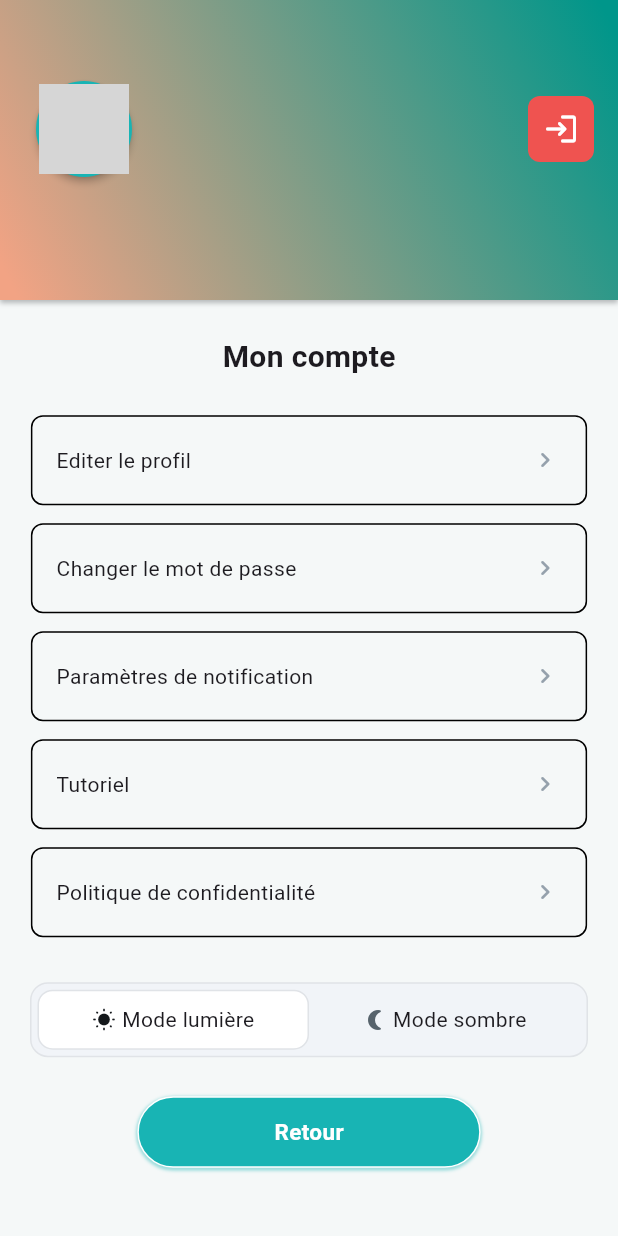
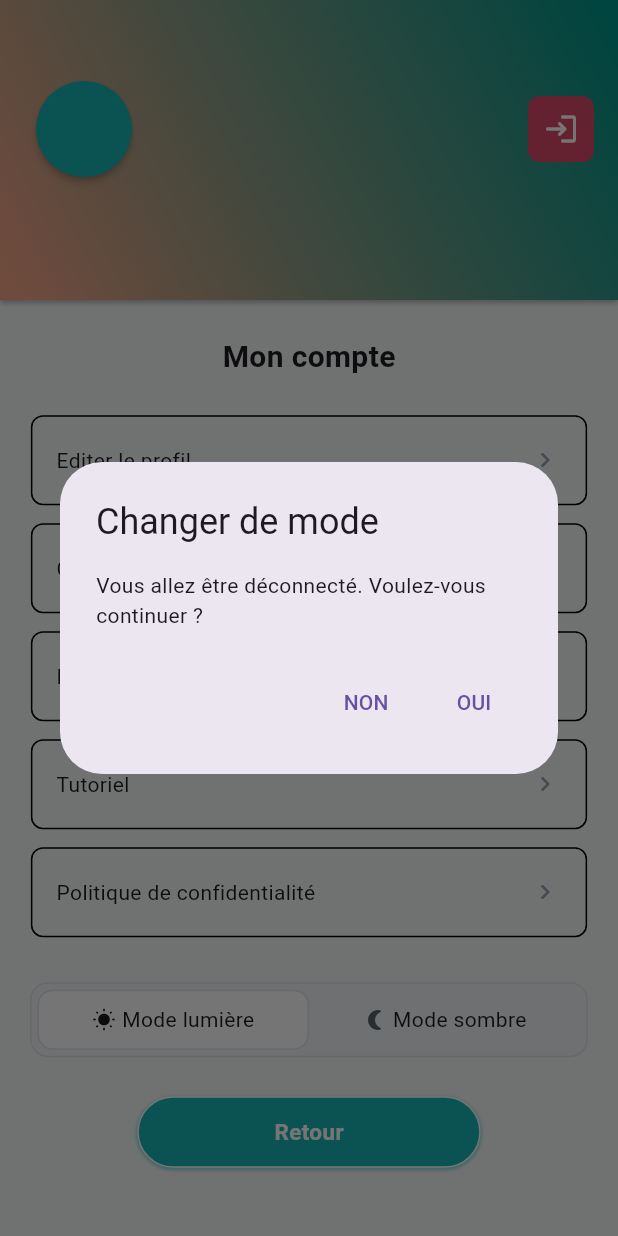
Before and after one commit to YanisVroland/Mobile_MyTechLib, a Flutter app: the SettingsPageWidget screen opened directly with empty values, after a tap on "Mode lumière", on a phone screen of 412 x 824 dp. Run offline on Flutter 3.47's test engine with Material 3 defaults, Android fonts, the phone set to English and light mode, and no system bars; our stand-ins replace auto_size_text, carousel_slider, flutter_screenutil, lottie, shared_preferences, smooth_page_indicator; accounts and stored records are empty; Roboto replaces fonts that are missing (montesserat_semi_bold); grey boxes are pictures that could not be loaded.

Commit message:
Add change theme mode

```diff
--- a/lib/app/theme/app_theme.dart
+++ b/lib/app/theme/app_theme.dart
@@ -1,4 +1,6 @@
 // ignore_for_file: overridden_fields, annotate_overrides
+import 'dart:math';
+
 import 'package:flutter/material.dart';
 import 'package:my_tech_lib/app/theme/color_const.dart';
 import 'package:shared_preferences/shared_preferences.dart';
@@ -9,6 +11,7 @@
 abstract class AppTheme {
   static Future initialize() async =>
       _prefs = await SharedPreferences.getInstance();
+
   static ThemeMode get themeMode {
     final darkMode = _prefs?.getBool(kThemeModeKey);
     return darkMode == null
--- a/lib/main.dart
+++ b/lib/main.dart
@@ -12,7 +12,7 @@
 void main() async {
   WidgetsFlutterBinding.ensureInitialized();
   SystemChrome.setPreferredOrientations([DeviceOrientation.portraitUp]);
-
+  await AppTheme.initialize();
   runApp(MyApp());
 }
 
@@ -43,12 +43,12 @@
           onGenerateRoute: AppRouter.generateRoute,
           theme: ThemeData(
             brightness: Brightness.light,
-            scrollbarTheme: ScrollbarThemeData(),
+            scrollbarTheme: const ScrollbarThemeData(),
             useMaterial3: true,
           ),
           darkTheme: ThemeData(
             brightness: Brightness.dark,
-            scrollbarTheme: ScrollbarThemeData(),
+            scrollbarTheme: const ScrollbarThemeData(),
             useMaterial3: true,
           ),
           themeMode: _themeMode,
--- a/lib/views/options/settings_screen.dart
+++ b/lib/views/options/settings_screen.dart
@@ -1,5 +1,9 @@
+import 'dart:math';
+
 import 'package:flutter_screenutil/flutter_screenutil.dart';
+import 'package:my_tech_lib/app/theme/color_const.dart';
 import 'package:my_tech_lib/services/models/user_model.dart';
+import 'package:shared_preferences/shared_preferences.dart';
 
 import '../../app/routes/router.dart';
 import '../../app/theme/app_theme.dart';
@@ -7,6 +11,7 @@
 
 import '../../app/widgets/button_custom.dart';
 import '../../app/widgets/icon_custom.dart';
+import '../../main.dart';
 
 class SettingsPageWidget extends StatefulWidget {
   const SettingsPageWidget(this.user, {Key? key}) : super(key: key);
@@ -28,6 +33,43 @@
   void dispose() {
     super.dispose();
   }
+
+  void setDarkModeSetting(BuildContext context, ThemeMode mode) {
+    showDialog(context: context, builder: (context) => AlertDialog(
+      title: const Text('Changer de mode'),
+      content: const Text('Vous allez être déconnecté. Voulez-vous continuer ?'),
+      actions: [
+        TextButton(
+          onPressed: () {
+            Navigator.of(context).pop();
+          },
+          child: const Text('NON'),
+        ),
+        TextButton(
+          onPressed: () {
+            Navigator.of(context).pop();
+            AppTheme.saveThemeMode(mode);
+            SharedPreferences.getInstance().then((prefs) {
+              if (prefs != null) {
+                prefs.setBool(kThemeModeKey, mode == ThemeMode.dark);
+                AppTheme.saveThemeMode(mode);
+                Navigator.pushReplacement(
+                  context,
+                  MaterialPageRoute(builder: (context) => MyApp()),
+                );
+              }
+            });
+          },
+          child: const Text('OUI'),
+        ),
+      ],
+    ));
+
+
+
+
+  }
+
 
   @override
   Widget build(BuildContext context) {
@@ -84,10 +126,13 @@
                                 decoration: const BoxDecoration(
                                   shape: BoxShape.circle,
                                 ),
-                                child: Image.asset(
+                                child: widget.user.profile_url.isEmpty ? Image.asset(
                                   'assets/images/tlchargement.png',
                                   fit: BoxFit.cover,
-                                ),
+                                ) : Image.network(
+                                  widget.user.profile_url,
+                                  fit: BoxFit.cover,
+                                )
                               ),
                             ),
                           ),
@@ -103,7 +148,7 @@
                                     width: 44.0,
                                     height: 44.0,
                                     decoration: BoxDecoration(
-                                      color: Colors.red.shade400,
+                                      color: ColorConst.delete,
                                       borderRadius: BorderRadius.circular(8.0),
                                     ),
                                     child: IconCustom(
@@ -131,7 +176,10 @@
                       child: Row(
                         mainAxisSize: MainAxisSize.max,
                         children: [
-                          Text(widget.user.name + " " + widget.user.lastname),
+                          Text(widget.user.name + " " + widget.user.lastname,
+                              style: const TextStyle(
+                                  fontSize: 20.0, fontWeight: FontWeight.bold)
+                          ),
                         ],
                       ),
                     ),
@@ -142,6 +190,8 @@
                           padding: const EdgeInsetsDirectional.fromSTEB(0.0, 8.0, 0.0, 0.0),
                           child: Text(
                             widget.user.email,
+                            style: const TextStyle(
+                                fontSize: 16.0, fontWeight: FontWeight.normal),
                           ),
                         ),
                       ],
@@ -396,7 +446,7 @@
                           hoverColor: Colors.transparent,
                           highlightColor: Colors.transparent,
                           onTap: () async {
-                            // setDarkModeSetting(context, ThemeMode.light);
+                            setDarkModeSetting(context, ThemeMode.light);
                           },
                           child: Container(
                             width: 115.0,
@@ -442,7 +492,7 @@
                           hoverColor: Colors.transparent,
                           highlightColor: Colors.transparent,
                           onTap: () async {
-                            // setDarkModeSetting(context, ThemeMode.dark);
+                            setDarkModeSetting(context, ThemeMode.dark);
                           },
                           child: Container(
                             width: 115.0,
```
